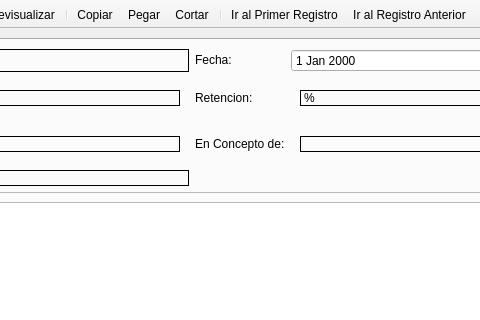
armonge/EsquipulasPy, file src/ui/cheques.ui: the form before one commit; both pictures show x 206 to 686 and y 0 to 320 of the 769 by 665 pixel window.
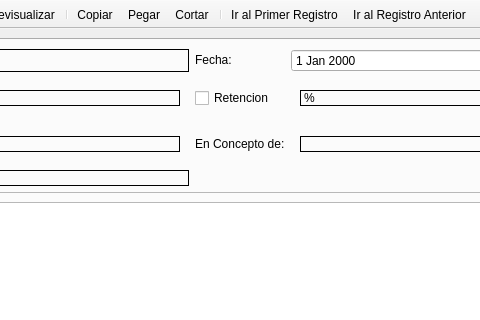
The form after the commit. Icons and pictures are not drawn.

Commit message: Avances de creditodebito, errores de cheque FIxeados, JEJEJE

Diff of the .ui file:
```diff
--- a/src/ui/cheques.ui
+++ b/src/ui/cheques.ui
@@ -155,19 +155,6 @@
             </widget>
            </widget>
           </item>
-          <item row="1" column="2">
-           <widget class="QLabel" name="label">
-            <property name="sizePolicy">
-             <sizepolicy hsizetype="Preferred" vsizetype="Fixed">
-              <horstretch>0</horstretch>
-              <verstretch>0</verstretch>
-             </sizepolicy>
-            </property>
-            <property name="text">
-             <string>Retencion:</string>
-            </property>
-           </widget>
-          </item>
           <item row="1" column="3">
            <widget class="QStackedWidget" name="retencionwidget">
             <property name="sizePolicy">
@@ -369,6 +356,13 @@
             </property>
            </widget>
           </item>
+          <item row="1" column="2">
+           <widget class="QCheckBox" name="ckretencion">
+            <property name="text">
+             <string>Retencion</string>
+            </property>
+           </widget>
+          </item>
          </layout>
         </item>
         <item row="1" column="0">
```
The commit also changes 7 other files.
